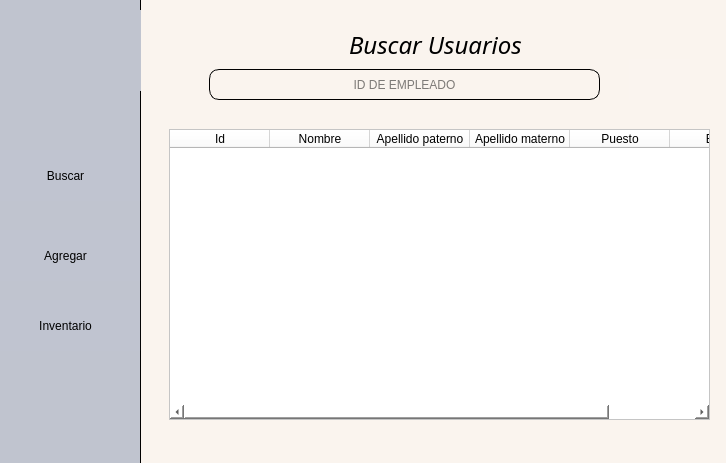
First picture: the form in RestAu/gerente.ui, repository DonaldReac/RestaurantProyect, before the edit.
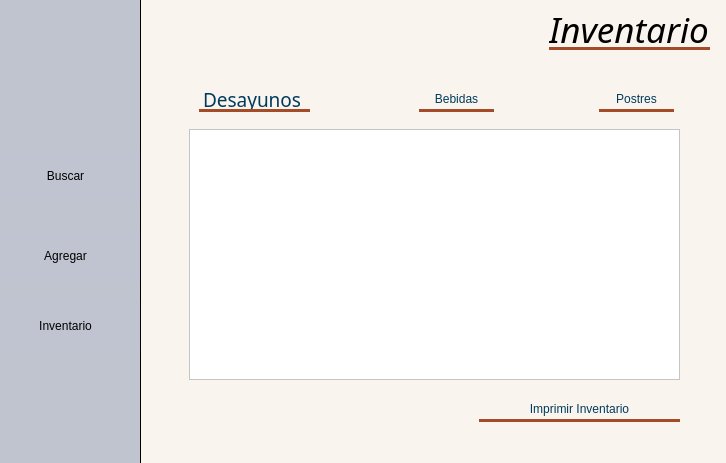
Second picture: the form after the edit. The open tabs and pages were chosen to show the change. Icons and pictures are not drawn.

```diff
--- a/RestAu/gerente.ui
+++ b/RestAu/gerente.ui
@@ -166,7 +166,7 @@
       <rect>
        <x>10</x>
        <y>20</y>
-       <width>151</width>
+       <width>141</width>
        <height>81</height>
       </rect>
      </property>
@@ -1165,6 +1165,161 @@
     <zorder>label_7</zorder>
     <zorder>label_11</zorder>
    </widget>
+   <widget class="QWidget" name="Inventario_2">
+    <property name="styleSheet">
+     <string notr="true">QPushButton{
+	font: 14pt &quot;Caviar Dreams&quot;;
+	color: rgb(0, 59, 92);
+	backgound-color: none;
+	border-left: none;
+	border-right: none;
+	border-top: none;
+	border-bottom: 3px solid rgb(164, 76, 40);
+}
+
+QPushButton:Hover{
+	background-color: #a44c28;
+	color:white;
+border-bottom: 3px solid rgb(255, 255, 255);
+}</string>
+    </property>
+    <widget class="QLabel" name="label_22">
+     <property name="geometry">
+      <rect>
+       <x>410</x>
+       <y>20</y>
+       <width>161</width>
+       <height>41</height>
+      </rect>
+     </property>
+     <property name="font">
+      <font>
+       <family>Caviar Dreams</family>
+       <pointsize>26</pointsize>
+       <italic>true</italic>
+      </font>
+     </property>
+     <property name="styleSheet">
+      <string notr="true">
+	border-bottom: 3px solid rgb(164, 76, 40);
+
+</string>
+     </property>
+     <property name="text">
+      <string>Inventario </string>
+     </property>
+    </widget>
+    <widget class="QPushButton" name="pushButton_2">
+     <property name="geometry">
+      <rect>
+       <x>60</x>
+       <y>100</y>
+       <width>111</width>
+       <height>23</height>
+      </rect>
+     </property>
+     <property name="font">
+      <font>
+       <family>Caviar Dreams</family>
+       <pointsize>14</pointsize>
+       <weight>50</weight>
+       <italic>false</italic>
+       <bold>false</bold>
+      </font>
+     </property>
+     <property name="text">
+      <string>Desayunos </string>
+     </property>
+    </widget>
+    <widget class="QPushButton" name="pushButton_3">
+     <property name="geometry">
+      <rect>
+       <x>280</x>
+       <y>100</y>
+       <width>75</width>
+       <height>23</height>
+      </rect>
+     </property>
+     <property name="text">
+      <string>Bebidas</string>
+     </property>
+    </widget>
+    <widget class="QPushButton" name="pushButton_4">
+     <property name="geometry">
+      <rect>
+       <x>460</x>
+       <y>100</y>
+       <width>75</width>
+       <height>23</height>
+      </rect>
+     </property>
+     <property name="text">
+      <string>Postres</string>
+     </property>
+    </widget>
+    <widget class="QTableWidget" name="inventario_Tabla">
+     <property name="geometry">
+      <rect>
+       <x>50</x>
+       <y>140</y>
+       <width>491</width>
+       <height>251</height>
+      </rect>
+     </property>
+     <property name="styleSheet">
+      <string notr="true">background-color: rgb(255, 255, 255);</string>
+     </property>
+    </widget>
+    <widget class="QLabel" name="label_23">
+     <property name="geometry">
+      <rect>
+       <x>-20</x>
+       <y>340</y>
+       <width>201</width>
+       <height>141</height>
+      </rect>
+     </property>
+     <property name="font">
+      <font>
+       <family>Caviar Dreams</family>
+       <pointsize>16</pointsize>
+       <italic>true</italic>
+      </font>
+     </property>
+     <property name="text">
+      <string/>
+     </property>
+     <property name="pixmap">
+      <pixmap resource="Img.qrc">:/img/Iconos/tostadas-francesas-canela.png</pixmap>
+     </property>
+     <property name="scaledContents">
+      <bool>true</bool>
+     </property>
+     <property name="wordWrap">
+      <bool>false</bool>
+     </property>
+    </widget>
+    <widget class="QPushButton" name="pushButton_5">
+     <property name="geometry">
+      <rect>
+       <x>340</x>
+       <y>410</y>
+       <width>201</width>
+       <height>23</height>
+      </rect>
+     </property>
+     <property name="text">
+      <string>Imprimir Inventario</string>
+     </property>
+    </widget>
+    <zorder>label_23</zorder>
+    <zorder>label_22</zorder>
+    <zorder>pushButton_2</zorder>
+    <zorder>pushButton_3</zorder>
+    <zorder>pushButton_4</zorder>
+    <zorder>inventario_Tabla</zorder>
+    <zorder>pushButton_5</zorder>
+   </widget>
   </widget>
   <zorder>stackedWidget_2</zorder>
   <zorder>stackedWidget</zorder>
```
